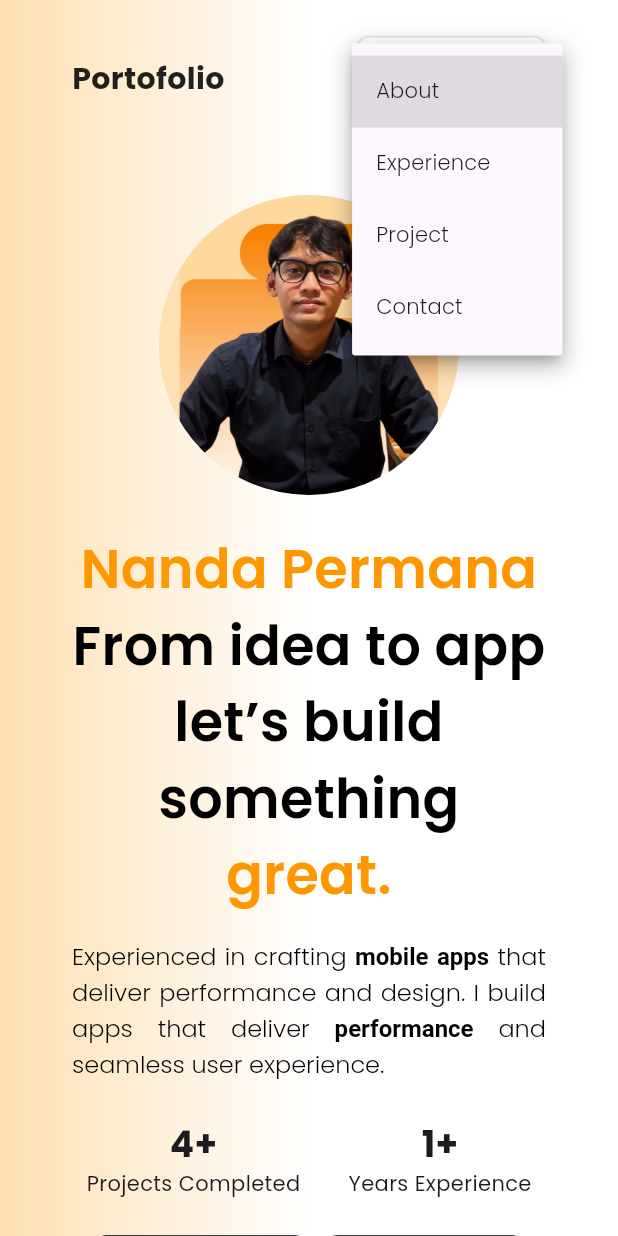
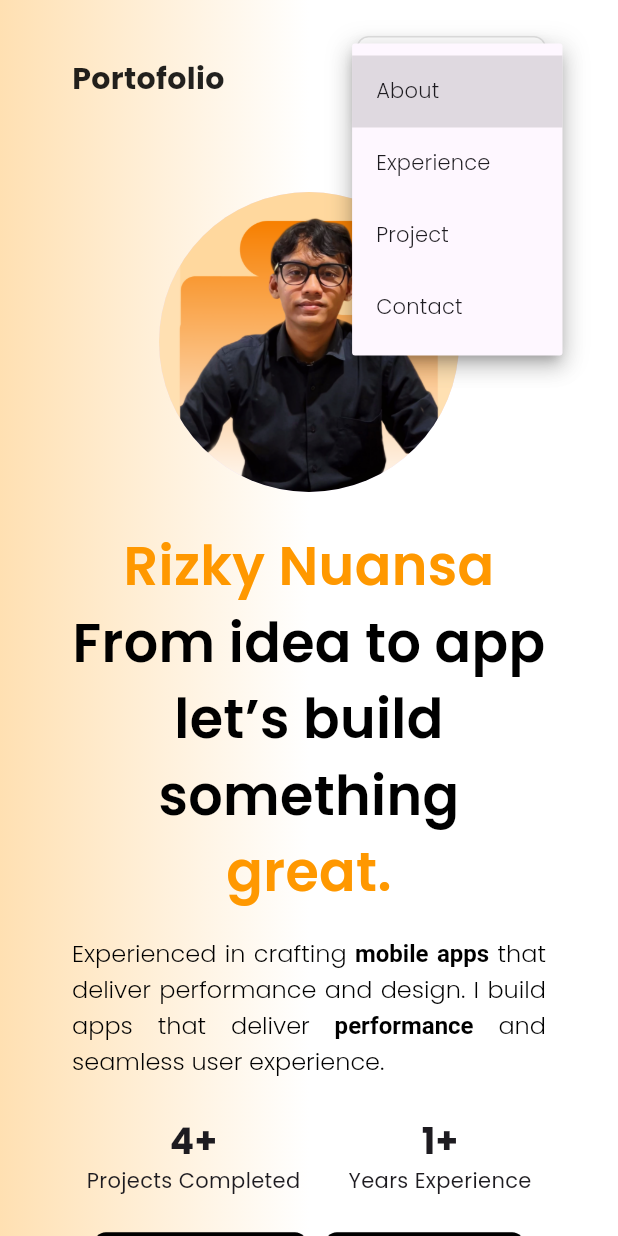
Before and after one commit to woosekie/flutter-portofolio, a Flutter app: the screen it shows after launch, after a tap on "Menu", on a phone screen of 412 x 824 dp. Run offline on Flutter 3.47's test engine with Material 3 defaults, Android fonts, the phone set to English and light mode, and no system bars; our stand-ins replace animate_do, font_awesome_flutter, get, google_fonts, simple_icons, visibility_detector; missing offline and left inert: dart:html.

Commit message:
bug fixes

```diff
--- a/lib/controllers/home_controller.dart
+++ b/lib/controllers/home_controller.dart
@@ -3,12 +3,24 @@ import 'package:get/get.dart';
 
 class HomeController extends GetxController {
   final scrollController = ScrollController();
+    var isLoading = true.obs;
 
   // GlobalKeys for sections
   final contactKey = GlobalKey();
   final aboutKey = GlobalKey();
   final experienceKey = GlobalKey();
   final projectKey = GlobalKey();
+
+  @override
+  void onInit() {
+    super.onInit();
+    _loadInitialContent();
+  }
+
+   void _loadInitialContent() async {
+    await Future.delayed(Duration(seconds: 2));
+    isLoading.value = false;
+  }
 
   void scrollToSection(GlobalKey key) {
     final context = key.currentContext;
--- a/lib/pages/home_page.dart
+++ b/lib/pages/home_page.dart
@@ -17,35 +17,46 @@ class HomePage extends GetView<HomeController> {
 
   @override
   Widget build(BuildContext context) {
+    final screenWidth = MediaQuery.of(context).size.width;
+    final isMobile = screenWidth <= 760;
     return Scaffold(
-      body: Container(
+      body: Obx(() {
+        if (controller.isLoading.value) {
+          return const Center(
+            child: CircularProgressIndicator(
+              color: Colors.orange,
+            ),
+          );
+        }
+
+        return Container(
           decoration: const BoxDecoration(
             gradient: LinearGradient(
               colors: [
-    Color(0xFFFFFFFF), // white
-    Color(0xFFFFE0B2), // light orange (Material Orange 100)
+                Color(0xFFFFFFFF),
+                Color(0xFFFFE0B2),
               ],
               begin: Alignment.topCenter,
               end: Alignment.topLeft,
-)
-
             ),
+          ),
+          child: Stack(
+            children: [
+              Padding(
+                padding: isMobile ? const EdgeInsets.only(top: 104) : const EdgeInsets.only(top: 80),
                 child: SingleChildScrollView(
                   controller: controller.scrollController,
                   child: Column(
                     children: [
-              const HeaderSection(),
-              // const Divider(color: Colors.black12, thickness: 1, height: 8),
                       FadeInUp(child: BodySection()),
                       FadeOnScroll(child: AboutSection(key: controller.aboutKey)),
-              FadeOnScroll(
-                  child: ExperienceSection(key: controller.experienceKey)),
+                      FadeOnScroll(child: ExperienceSection(key: controller.experienceKey)),
                       FadeOnScroll(child: ProjectSection(key: controller.projectKey)),
                       FadeOnScroll(child: ContactSection(key: controller.contactKey)),
                       Padding(
                         padding: const EdgeInsets.only(bottom: 24),
                         child: Text(
-                  'managed by nanda',
+                          'managed by rizky',
                           style: GoogleFonts.pacifico(fontSize: 14),
                         ),
                       ),
@@ -53,9 +64,20 @@ class HomePage extends GetView<HomeController> {
                   ),
                 ),
               ),
+              const Positioned(
+                top: 0,
+                left: 0,
+                right: 0,
+                child: HeaderSection(),
+              ),
+            ],
+          ),
+        );
+      }),
     );
   }
 }
+
 
 class FadeOnScroll extends StatefulWidget {
   final Widget child;
--- a/lib/widgets/body_section.dart
+++ b/lib/widgets/body_section.dart
@@ -4,7 +4,7 @@ import 'package:google_fonts/google_fonts.dart';
 import 'package:font_awesome_flutter/font_awesome_flutter.dart';
 import 'package:my_portofolio_flutter/controllers/home_controller.dart';
 import 'dart:html' as html;
-import 'package:flutter/foundation.dart'; // For kIsWeb
+import 'package:flutter/foundation.dart';
 import 'package:url_launcher/url_launcher.dart';
 
 class BodySection extends StatelessWidget {
@@ -13,7 +13,7 @@ class BodySection extends StatelessWidget {
   @override
   Widget build(BuildContext context) {
     final screenWidth = MediaQuery.of(context).size.width;
-    final isMobile = screenWidth <= 760; // breakpoint: 600px
+    final isMobile = screenWidth <= 760;
 
     return Padding(
       padding: const EdgeInsets.symmetric(horizontal: 48, vertical: 24),
@@ -23,7 +23,7 @@ class BodySection extends StatelessWidget {
               children: [
                 const CircleAvatar(
                   radius: 100,
-                  backgroundImage: AssetImage('assets/your_photo.png'),
+                  backgroundImage: AssetImage('assets/my_photos.png'),
                 ),
                 const SizedBox(height: 24),
                 buildTextSection(context, isMobile),
@@ -45,16 +45,17 @@ class BodySection extends StatelessWidget {
                       child: ClipRRect(
                         borderRadius: BorderRadius.all(Radius.circular(24)),
                         child: SizedBox(
-
                           child: Card(
                             elevation: 4,
                             shape: RoundedRectangleBorder(
-                              borderRadius: BorderRadius.all(Radius.circular(24)),
+                              borderRadius:
+                                  BorderRadius.all(Radius.circular(24)),
                             ),
                             child: ClipRRect(
-                              borderRadius: BorderRadius.all(Radius.circular(24)),
+                              borderRadius:
+                                  BorderRadius.all(Radius.circular(24)),
                               child: Image.asset(
-                                'assets/your_photo.png',
+                                'assets/my_photos.png',
                                 fit: BoxFit.cover,
                               ),
                             ),
@@ -75,7 +76,7 @@ class BodySection extends StatelessWidget {
           isMobile ? CrossAxisAlignment.center : CrossAxisAlignment.start,
       children: [
         Text(
-          'Nanda Permana',
+          'Rizky Nuansa',
           style: GoogleFonts.poppins(
             fontSize: 36,
             fontWeight: FontWeight.w600,
@@ -133,9 +134,10 @@ class BodySection extends StatelessWidget {
           ),
         ),
         const SizedBox(height: 24),
-        Row(
-          mainAxisAlignment:
-              isMobile ? MainAxisAlignment.center : MainAxisAlignment.start,
+        Wrap(
+          spacing: 32,
+          runSpacing: 16,
+          alignment: isMobile ? WrapAlignment.center : WrapAlignment.start,
           children: [
             Column(
               crossAxisAlignment: isMobile
@@ -155,7 +157,6 @@ class BodySection extends StatelessWidget {
                 ),
               ],
             ),
-            const SizedBox(width: 32),
             Column(
               crossAxisAlignment: isMobile
                   ? CrossAxisAlignment.center
@@ -252,8 +253,7 @@ class BodySection extends StatelessWidget {
 }
 
 void downloadFileWeb() {
-  const url = 'assets/your_photo.png';
-  // ignore: unused_local_variable
+  const url = 'assets/my-cv.pdf';
   final anchor = html.AnchorElement(href: url)
     ..setAttribute('download', 'cv.pdf')
     ..click();
--- a/lib/widgets/contact_section.dart
+++ b/lib/widgets/contact_section.dart
@@ -37,7 +37,7 @@ class ContactSection extends StatelessWidget {
               ContactItem(
                 icon: Icons.email,
                 label: 'Email',
-                url: 'mailto:your.rizkynuansa2@gmail.com',
+                url: 'mailto:rizkynuansa2@gmail.com',
               ),
               ContactItem(
                 icon: FontAwesomeIcons.whatsapp,
--- a/lib/widgets/experience_section.dart
+++ b/lib/widgets/experience_section.dart
@@ -48,7 +48,6 @@ class ExperienceSection extends StatelessWidget {
       padding: const EdgeInsets.symmetric(horizontal: 48, vertical: 48),
       child: Column(
         children: [
-          // Header
           Text(
             'Explore my',
             style: GoogleFonts.poppins(fontSize: 16),
@@ -63,7 +62,6 @@ class ExperienceSection extends StatelessWidget {
           ),
           const SizedBox(height: 24),
 
-          // Responsive Layout
           isMobile
               ? Column(
                   children: [
@@ -152,17 +150,17 @@ class _ExperienceTile extends StatelessWidget {
 
   @override
   Widget build(BuildContext context) {
-    final isMobile = MediaQuery.of(context).size.width < 900;
+    final isMobile = MediaQuery.of(context).size.width < 900 && MediaQuery.of(context).size.width >= 470;
+    final isSmaller = MediaQuery.of(context).size.width < 470;
 
     return Row(
       crossAxisAlignment: CrossAxisAlignment.start,
       children: [
-        // Timeline visual
         Column(
           children: [
             if (!isFirst)
               Container(
-                height: isMobile ? 7 : 8,
+                height: isMobile ? 7: isSmaller ? 6 : 8,
                 width: 2,
                 color: Colors.orange,
               ),
@@ -176,14 +174,13 @@ class _ExperienceTile extends StatelessWidget {
             ),
             if (!isLast)
               Container(
-                height: isMobile ? 112 : 90,
+                height: isMobile ? 112 : isSmaller ? 154 : 90,
                 width: 2,
                 color: Colors.orange,
               ),
           ],
         ),
         const SizedBox(width: 16),
-        // Content
         Expanded(
           child: Column(
             crossAxisAlignment: CrossAxisAlignment.start,
@@ -195,7 +192,7 @@ class _ExperienceTile extends StatelessWidget {
                   fontWeight: FontWeight.bold,
                   color: Colors.black87,
                 ),
-                maxLines: 1,
+                maxLines: 2,
                 overflow: TextOverflow.ellipsis,
               ),
               Text(
@@ -204,7 +201,7 @@ class _ExperienceTile extends StatelessWidget {
                   fontSize: 14,
                   color: Colors.black54,
                 ),
-                maxLines: 1,
+                maxLines: 2,
                 overflow: TextOverflow.ellipsis,
               ),
               const SizedBox(height: 4),
@@ -216,7 +213,7 @@ class _ExperienceTile extends StatelessWidget {
                     fontSize: 14,
                     color: Colors.black87,
                   ),
-                  maxLines: 3,
+                  maxLines: 4,
                   overflow: TextOverflow.ellipsis,
                   textAlign: TextAlign.justify,
                 ),
--- a/lib/widgets/header_section.dart
+++ b/lib/widgets/header_section.dart
@@ -10,17 +10,19 @@ class HeaderSection extends StatelessWidget {
   Widget build(BuildContext context) {
     final controller = Get.find<HomeController>();
     final screenWidth = MediaQuery.of(context).size.width;
-    final isMobile = screenWidth <= 760; // breakpoint: 600px
+    final isMobile = screenWidth <= 760;
 
     return Container(
       padding: const EdgeInsets.symmetric(horizontal: 48, vertical: 24),
       child: LayoutBuilder(
         builder: (context, constraints) {
           return isMobile
-              ? Row(
-                  mainAxisAlignment: MainAxisAlignment.spaceBetween,
+              ? Wrap(
+  alignment: WrapAlignment.spaceBetween,
+  crossAxisAlignment: WrapCrossAlignment.center,
+  runSpacing: 12,
+  spacing: 16,
   children: [
-                    // Left: Title
     Text(
       'Portofolio',
       style: GoogleFonts.poppins(
@@ -29,11 +31,8 @@ class HeaderSection extends StatelessWidget {
         color: Colors.black87,
       ),
     ),
-
-                    // Right: Modern Styled Dropdown
     Container(
-                      padding: const EdgeInsets.symmetric(
-                          horizontal: 12, vertical: 4),
+      padding: const EdgeInsets.symmetric(horizontal: 12, vertical: 4),
       decoration: BoxDecoration(
         color: Colors.white,
         border: Border.all(color: Colors.black12),
@@ -63,25 +62,17 @@ class HeaderSection extends StatelessWidget {
                 controller.scrollToSection(controller.aboutKey);
                 break;
               case 'Experience':
-                                controller
-                                    .scrollToSection(controller.experienceKey);
+                controller.scrollToSection(controller.experienceKey);
                 break;
               case 'Project':
-                                controller
-                                    .scrollToSection(controller.projectKey);
+                controller.scrollToSection(controller.projectKey);
                 break;
               case 'Contact':
-                                controller
-                                    .scrollToSection(controller.contactKey);
+                controller.scrollToSection(controller.contactKey);
                 break;
             }
           },
-                          items: <String>[
-                            'About',
-                            'Experience',
-                            'Project',
-                            'Contact'
-                          ]
+          items: <String>['About', 'Experience', 'Project', 'Contact']
               .map((item) => DropdownMenuItem(
                     value: item,
                     child: Text(
--- a/lib/widgets/project_section.dart
+++ b/lib/widgets/project_section.dart
@@ -130,7 +130,6 @@ class ProjectCard extends StatelessWidget {
       child: Column(
         crossAxisAlignment: CrossAxisAlignment.start,
         children: [
-          // 👇 Gambar Preview
           ClipRRect(
               borderRadius:
                   const BorderRadius.vertical(top: Radius.circular(12)),
```
Also changed, not shown: assets/my_photos.png (added), assets/your_photo.png (deleted), 1 other file. Lines whose indentation alone changed are shown as unchanged.
